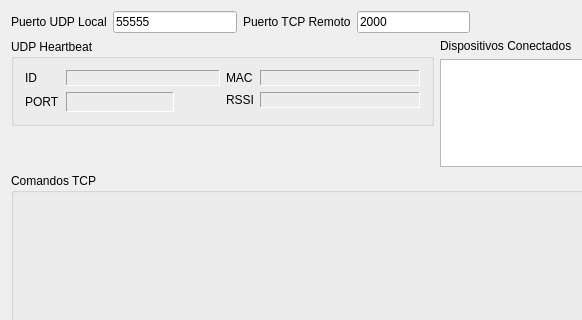
Old version of the form LPCXpresso/Simulador_TCP/Simulador_TCP/mainwindow.ui in the repository mmondani/SmartPlug; both pictures show x 0 to 582 and y 0 to 320 of the 707 by 463 pixel window.
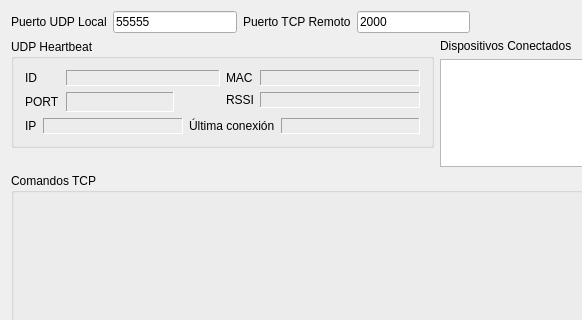
New version of the form.

The edit to the form file:
```diff
--- a/LPCXpresso/Simulador_TCP/Simulador_TCP/mainwindow.ui
+++ b/LPCXpresso/Simulador_TCP/Simulador_TCP/mainwindow.ui
@@ -14,7 +14,7 @@
    <string>MainWindow</string>
   </property>
   <widget class="QWidget" name="centralWidget">
-   <layout class="QVBoxLayout" name="verticalLayout_3" stretch="0,1,2">
+   <layout class="QVBoxLayout" name="verticalLayout_4" stretch="0,1,2">
     <item>
      <layout class="QHBoxLayout" name="horizontalLayout_5">
       <item>
@@ -69,15 +69,17 @@
      </layout>
     </item>
     <item>
-     <layout class="QHBoxLayout" name="horizontalLayout_2" stretch="1,0">
+     <layout class="QHBoxLayout" name="horizontalLayout_6" stretch="1,0">
       <item>
-       <layout class="QVBoxLayout" name="verticalLayout_2">
+       <layout class="QVBoxLayout" name="verticalLayout_3">
         <item>
          <widget class="QGroupBox" name="groupBox">
           <property name="title">
            <string>UDP Heartbeat</string>
           </property>
-          <layout class="QHBoxLayout" name="horizontalLayout" stretch="1,1">
+          <layout class="QVBoxLayout" name="verticalLayout_2">
+           <item>
+            <layout class="QHBoxLayout" name="horizontalLayout_2" stretch="1,1">
            <item>
             <layout class="QGridLayout" name="gridLayout" columnstretch="0,1,0">
              <item row="0" column="0">
@@ -180,6 +182,52 @@
             </layout>
            </item>
           </layout>
+           </item>
+           <item>
+            <layout class="QHBoxLayout" name="horizontalLayout" stretch="0,1,0,1">
+             <item>
+              <widget class="QLabel" name="label_9">
+               <property name="text">
+                <string>IP</string>
+               </property>
+              </widget>
+             </item>
+             <item>
+              <widget class="QLabel" name="labelIP">
+               <property name="frameShape">
+                <enum>QFrame::Panel</enum>
+               </property>
+               <property name="frameShadow">
+                <enum>QFrame::Sunken</enum>
+               </property>
+               <property name="text">
+                <string/>
+               </property>
+              </widget>
+             </item>
+             <item>
+              <widget class="QLabel" name="label_8">
+               <property name="text">
+                <string>Última conexión</string>
+               </property>
+              </widget>
+             </item>
+             <item>
+              <widget class="QLabel" name="labelLastTime">
+               <property name="frameShape">
+                <enum>QFrame::Panel</enum>
+               </property>
+               <property name="frameShadow">
+                <enum>QFrame::Sunken</enum>
+               </property>
+               <property name="text">
+                <string/>
+               </property>
+              </widget>
+             </item>
+            </layout>
+           </item>
+          </layout>
          </widget>
         </item>
         <item>
@@ -190,7 +238,7 @@
           <property name="sizeHint" stdset="0">
            <size>
             <width>20</width>
-            <height>40</height>
+            <height>17</height>
            </size>
           </property>
          </spacer>
```
Left out of the diff: 2 changed lines with no effect on the pictures. Lines whose indentation alone changed are shown as unchanged.
